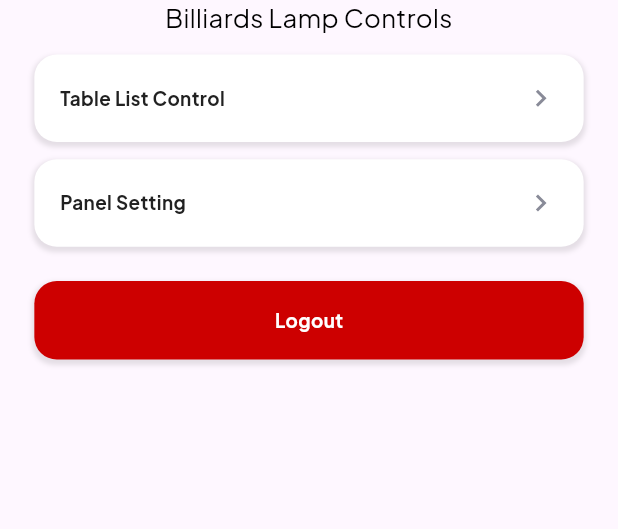
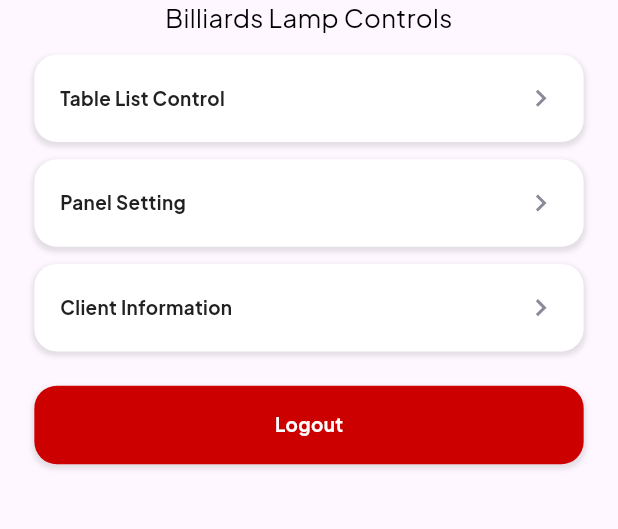
Before and after one commit to alenovan/carabao-billing-apps, a Flutter app: the SettingScreen screen opened directly, on a phone screen of 412 x 824 dp, the part 229-758 px from its top. Run offline on Flutter 3.47's test engine with Material 3 defaults, Android fonts, the phone set to English and light mode, and no system bars; our stand-ins replace bloc, boxicons, equatable, flutter_bloc, flutter_local_notifications, flutter_screenutil and 4 more; missing offline and left inert: flutter_background_service; accounts and stored records are empty; network calls fail.

```diff
--- a/lib/constant/data_constant.dart
+++ b/lib/constant/data_constant.dart
@@ -7,6 +7,6 @@ class ConstantData {
 
   //update version apps
   static String version_apps = "2.0.0";
-  static String ip_default = " ";
-  static String key_config="";
+  static String ip_default = "http://192.168.30.33/";
+  static String key_config= "51383db2eb3e126e52695488e0650f68ea43b4c6";
 }
--- a/lib/screen/menu/SettingScreen.dart
+++ b/lib/screen/menu/SettingScreen.dart
@@ -1,5 +1,6 @@
 import 'package:boxicons/boxicons.dart';
 import 'package:carabaobillingapps/screen/LoginScreen.dart';
+import 'package:carabaobillingapps/screen/setting/ClientInformation.dart';
 import 'package:carabaobillingapps/screen/setting/PanelSetting.dart';
 import 'package:carabaobillingapps/service/bloc/configs/configs_bloc.dart';
 import 'package:carabaobillingapps/service/repository/ConfigRepository.dart';
@@ -39,14 +40,6 @@ class _SettingScreenState extends State<SettingScreen> {
               popScreen(context);
               BottomSheetFeedback.showSuccess(
                   context, "Selamat", s.result.message.toString());
-            } else if (s is ConfigsListLoadedState) {
-              try{
-                setState(() {
-                  ipdController.text = s.result.rooms![0].ip.toString() ?? "";
-                });
-              }catch(e){
-
-              }
             } else if (s is ConfigsErrorState) {
               popScreen(c);
               BottomSheetFeedback.showError(context, "Mohon Maaf", s.message);
@@ -76,7 +69,7 @@ class _SettingScreenState extends State<SettingScreen> {
             create: (BuildContext context) => _ConfigsBloc,
           ),
         ],
-            child:ListView(
+            child: ListView(
               children: [
                 _consumerApi(),
                 Container(
@@ -89,22 +82,23 @@ class _SettingScreenState extends State<SettingScreen> {
                       Text(
                         "Billiards Lamp Controls",
                         textAlign: TextAlign.center,
-                style:
-                    GoogleFonts.plusJakartaSans(fontSize: 15.sp, color: Colors.black),
+                        style: GoogleFonts.plusJakartaSans(
+                            fontSize: 15.sp, color: Colors.black),
                       ),
                     ],
                   ),
                 ),
-
                 InkWell(
                     onTap: () {
                       Navigator.push(
                         context,
-                MaterialPageRoute(builder: (context) => const ListSetting()),
+                        MaterialPageRoute(
+                            builder: (context) => const ListSetting()),
                       );
                     },
                     child: Container(
-                margin: EdgeInsets.only(left: 20.w,right: 20.w,top: 10.w),
+                        margin:
+                            EdgeInsets.only(left: 20.w, right: 20.w, top: 10.w),
                         decoration: BoxDecoration(
                           color: ColorConstant.white,
                           borderRadius: BorderRadius.all(Radius.circular(15)),
@@ -141,11 +135,13 @@ class _SettingScreenState extends State<SettingScreen> {
                     onTap: () {
                       Navigator.push(
                         context,
-                MaterialPageRoute(builder: (context) => const PanelSetting()),
+                        MaterialPageRoute(
+                            builder: (context) => const PanelSetting()),
                       );
                     },
                     child: Container(
-                margin: EdgeInsets.only(left: 20.w,right: 20.w,top: 10.w),
+                        margin:
+                            EdgeInsets.only(left: 20.w, right: 20.w, top: 10.w),
                         decoration: BoxDecoration(
                           color: ColorConstant.white,
                           borderRadius: BorderRadius.all(Radius.circular(15)),
@@ -179,12 +175,56 @@ class _SettingScreenState extends State<SettingScreen> {
                           ),
                         ))),
                 InkWell(
-            onTap: () async{
+                    onTap: () {
+                      Navigator.push(
+                        context,
+                        MaterialPageRoute(
+                            builder: (context) => const ClientInformation()),
+                      );
+                    },
+                    child: Container(
+                        margin:
+                            EdgeInsets.only(left: 20.w, right: 20.w, top: 10.w),
+                        decoration: BoxDecoration(
+                          color: ColorConstant.white,
+                          borderRadius: BorderRadius.all(Radius.circular(15)),
+                          boxShadow: [
+                            BoxShadow(
+                              color: Colors.black.withOpacity(0.1),
+                              blurRadius: 2.0,
+                              spreadRadius: 1.0,
+                              offset: Offset(0, 2),
+                            ),
+                          ],
+                        ),
+                        padding: EdgeInsets.all(15.w),
+                        child: Container(
+                          child: Row(
+                            mainAxisAlignment: MainAxisAlignment.spaceBetween,
+                            children: [
+                              Text(
+                                "Client Information",
+                                textAlign: TextAlign.center,
+                                style: GoogleFonts.plusJakartaSans(
+                                    fontWeight: FontWeight.bold,
+                                    fontSize: 11.sp,
+                                    color: ColorConstant.titletext),
+                              ),
+                              Icon(
+                                Boxicons.bx_chevron_right,
+                                color: ColorConstant.subtext,
+                              )
+                            ],
+                          ),
+                        ))),
+                InkWell(
+                    onTap: () async {
                       fetchTimer?.cancel();
                       FlutterBackgroundService().invoke('stopService');
                       Navigator.push(
                         context,
-                MaterialPageRoute(builder: (context) => const LoginScreen()),
+                        MaterialPageRoute(
+                            builder: (context) => const LoginScreen()),
                       );
                     },
                     child: Container(
--- a/lib/service/bloc/configs/configs_bloc.dart
+++ b/lib/service/bloc/configs/configs_bloc.dart
@@ -1,9 +1,10 @@
 import 'package:bloc/bloc.dart';
 import 'package:carabaobillingapps/service/models/configs/RequestConfigsModels.dart';
 import 'package:carabaobillingapps/service/models/configs/ResponseConfigsModels.dart';
-import 'package:carabaobillingapps/service/models/configs/ResponseListConfigModels.dart';
 import 'package:carabaobillingapps/service/repository/ConfigRepository.dart';
 import 'package:equatable/equatable.dart';
+
+import '../../models/configs/ResponseClientInformation.dart';
 
 part 'configs_event.dart';
 part 'configs_state.dart';
@@ -23,7 +24,7 @@ class ConfigsBloc extends Bloc<ConfigsEvent, ConfigsState> {
         }
       }
       if (event is GetConfig) {
-        // emit(ConfigsLoadingState());
+        emit(ConfigsLoadingState());
         try {
           final result = await repository.getConfig();
           emit(ConfigsListLoadedState(result: result));
--- a/lib/service/bloc/configs/configs_state.dart
+++ b/lib/service/bloc/configs/configs_state.dart
@@ -27,7 +27,7 @@ class ConfigsLoadedState extends ConfigsState {
 }
 
 class ConfigsListLoadedState extends ConfigsState {
-  ResponseListConfigModels result;
+  ResponseClientInformation result;
 
   ConfigsListLoadedState({required this.result});
 
--- /dev/null
+++ b/lib/service/models/configs/ResponseClientInformation.dart
@@ -0,0 +1,69 @@
+// To parse this JSON data, do
+//
+//     final responseClientInformation = responseClientInformationFromJson(jsonString);
+
+import 'dart:convert';
+
+ResponseClientInformation responseClientInformationFromJson(String str) => ResponseClientInformation.fromJson(json.decode(str));
+
+String responseClientInformationToJson(ResponseClientInformation data) => json.encode(data.toJson());
+
+class ResponseClientInformation {
+  bool? status;
+  String? message;
+  List<DetailInformation>? data;
+
+  ResponseClientInformation({
+    this.status,
+    this.message,
+    this.data,
+  });
+
+  factory ResponseClientInformation.fromJson(Map<String, dynamic> json) => ResponseClientInformation(
+    status: json["status"],
+    message: json["message"],
+    data: json["data"] == null ? [] : List<DetailInformation>.from(json["data"]!.map((x) => DetailInformation.fromJson(x))),
+  );
+
+  Map<String, dynamic> toJson() => {
+    "status": status,
+    "message": message,
+    "data": data == null ? [] : List<dynamic>.from(data!.map((x) => x.toJson())),
+  };
+}
+
+class DetailInformation {
+  int? id;
+  dynamic createdAt;
+  dynamic updatedAt;
+  String? clientName;
+  int? totalTable;
+  int? clientId;
+
+  DetailInformation({
+    this.id,
+    this.createdAt,
+    this.updatedAt,
+    this.clientName,
+    this.totalTable,
+    this.clientId,
+  });
+
+  factory DetailInformation.fromJson(Map<String, dynamic> json) => DetailInformation(
+    id: json["id"],
+    createdAt: json["created_at"],
+    updatedAt: json["updated_at"],
+    clientName: json["client_name"],
+    totalTable: json["total_table"],
+    clientId: json["client_id"],
+  );
+
+  Map<String, dynamic> toJson() => {
+    "id": id,
+    "created_at": createdAt,
+    "updated_at": updatedAt,
+    "client_name": clientName,
+    "total_table": totalTable,
+    "client_id": clientId,
+  };
+}
```
Also changed, not shown: lib/screen/menu/HomeScreen.dart (+0 -16 lines), lib/screen/setting/ClientInformation.dart (added, +136 -0 lines), lib/service/repository/ConfigRepository.dart (+5 -5 lines). Lines whose indentation alone changed are shown as unchanged.
